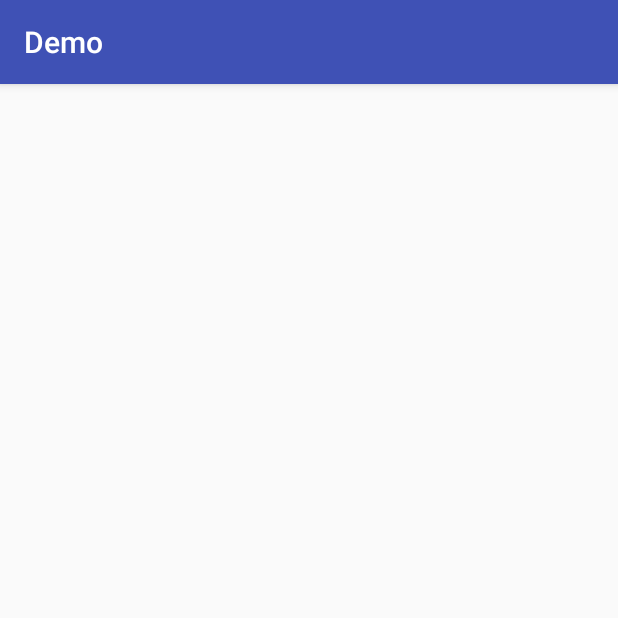
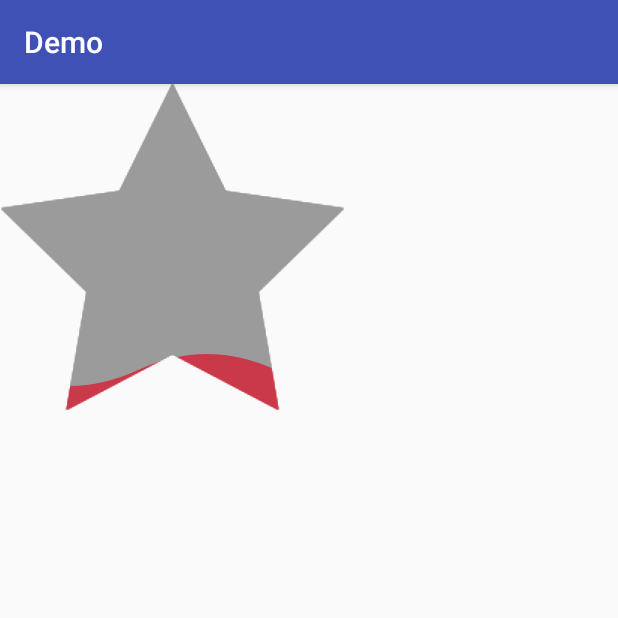
Before and after one commit to LSelfLearning/SeniorAnimationCourse, an Android app: the fragment WaveViewFragment placed in its activity, on a phone screen of 412 x 824 dp, the top half of it. Run offline under Robolectric (Android 15) with nearby library versions, the phone set to English and light mode, and no system bars; 1 statement that could not run was skipped.

Commit message:
备份下

```diff
--- a/demo/src/main/java/com/lewish/start/demo/view/ImageWaveView.java
+++ b/demo/src/main/java/com/lewish/start/demo/view/ImageWaveView.java
@@ -17,10 +17,7 @@
 import android.view.animation.LinearInterpolator;
 
 import com.lewish.start.demo.R;
-/**
- * author: sundong
- * created at 2017/1/19 17:11
- */
+
 public class ImageWaveView extends View implements View.OnClickListener {
     private  Bitmap mDstBitmap;
     private PorterDuffXfermode mPorterDuffXfermode;
@@ -71,6 +68,8 @@
             mSrcBitmap = BitmapFactory.decodeResource(getResources(), R.drawable.ic_star_rate_off);
         }
         mSrcBitmap = imageSrc.getBitmap();
+
+
         // 设置宽高为图片的宽高
         mViewWidth = mSrcBitmap.getWidth();
         mViewHeight = mSrcBitmap.getHeight();
@@ -81,6 +80,7 @@
 
         // 初始化Xfermode
         mPorterDuffXfermode = new PorterDuffXfermode(PorterDuff.Mode.SRC_IN);
+
         // 初始化画布
         mCanvas = new Canvas();
         // 创建bitmap
@@ -95,7 +95,7 @@
         mBezierPaint = new Paint(Paint.ANTI_ALIAS_FLAG);
         mBezierPaint.setDither(true);
         mBezierPaint.setStyle(Paint.Style.FILL);
-        mBezierPaint.setColor(mFillColor);
+        mBezierPaint.setColor(Color.parseColor("#ffc9394a"));
     }
 
     private void drawTargetBitmap() {
@@ -115,7 +115,7 @@
         mCanvas.drawBitmap(mSrcBitmap, 0, 0, mBezierPaint);
         // 设置Xfermode
         mBezierPaint.setXfermode(mPorterDuffXfermode);
-        // 画二阶贝塞尔曲线
+        // 画三阶贝塞尔曲线
         mCanvas.drawPath(mBezierPath, mBezierPaint);
         // 重置Xfermode
         mBezierPaint.setXfermode(null);
```
